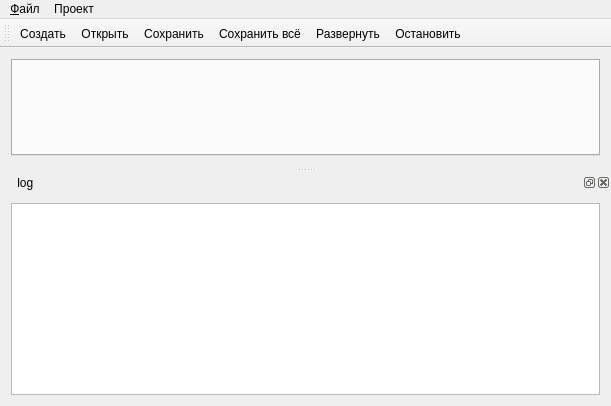
First picture: the form in terminal/src/mainwindow.ui, repository Automiq/alpha.protort, before the edit.
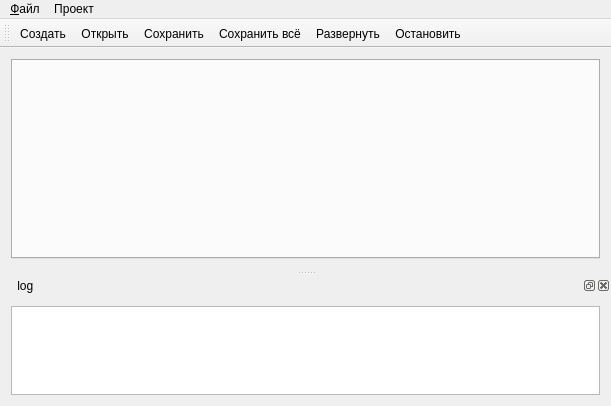
Second picture: the form after the edit. Icons and pictures are not drawn.

Commit message: Исправлен внешний вид  терминала

```diff
--- a/terminal/src/mainwindow.ui
+++ b/terminal/src/mainwindow.ui
@@ -17,6 +17,12 @@
    <layout class="QVBoxLayout" name="verticalLayout">
     <item>
      <widget class="QTabWidget" name="tabWidget">
+      <property name="minimumSize">
+       <size>
+        <width>0</width>
+        <height>200</height>
+       </size>
+      </property>
       <property name="mouseTracking">
        <bool>false</bool>
       </property>
@@ -96,8 +102,12 @@
    </attribute>
    <widget class="QWidget" name="dockWidgetContents">
     <layout class="QHBoxLayout" name="horizontalLayout">
-     <item>
-      <widget class="QTextBrowser" name="textBrowser"/>
+     <item alignment="Qt::AlignBottom">
+      <widget class="QTextBrowser" name="textBrowser">
+       <property name="enabled">
+        <bool>true</bool>
+       </property>
+      </widget>
      </item>
     </layout>
    </widget>
```
Left out of the diff: 2 changed lines with no effect on the pictures.
